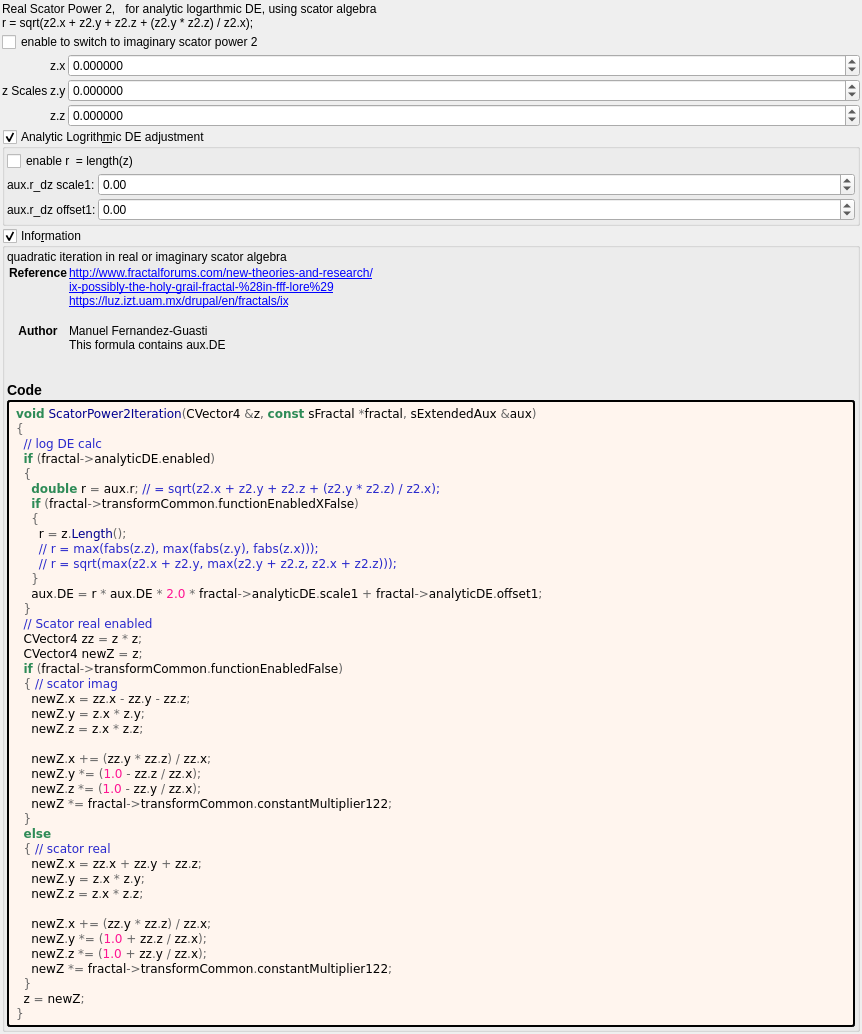
The window that mandelbulber2/formula/ui/scator_power2.ui (buddhi1980/mandelbulber2) describes before a commit, drawn with Qt 5.
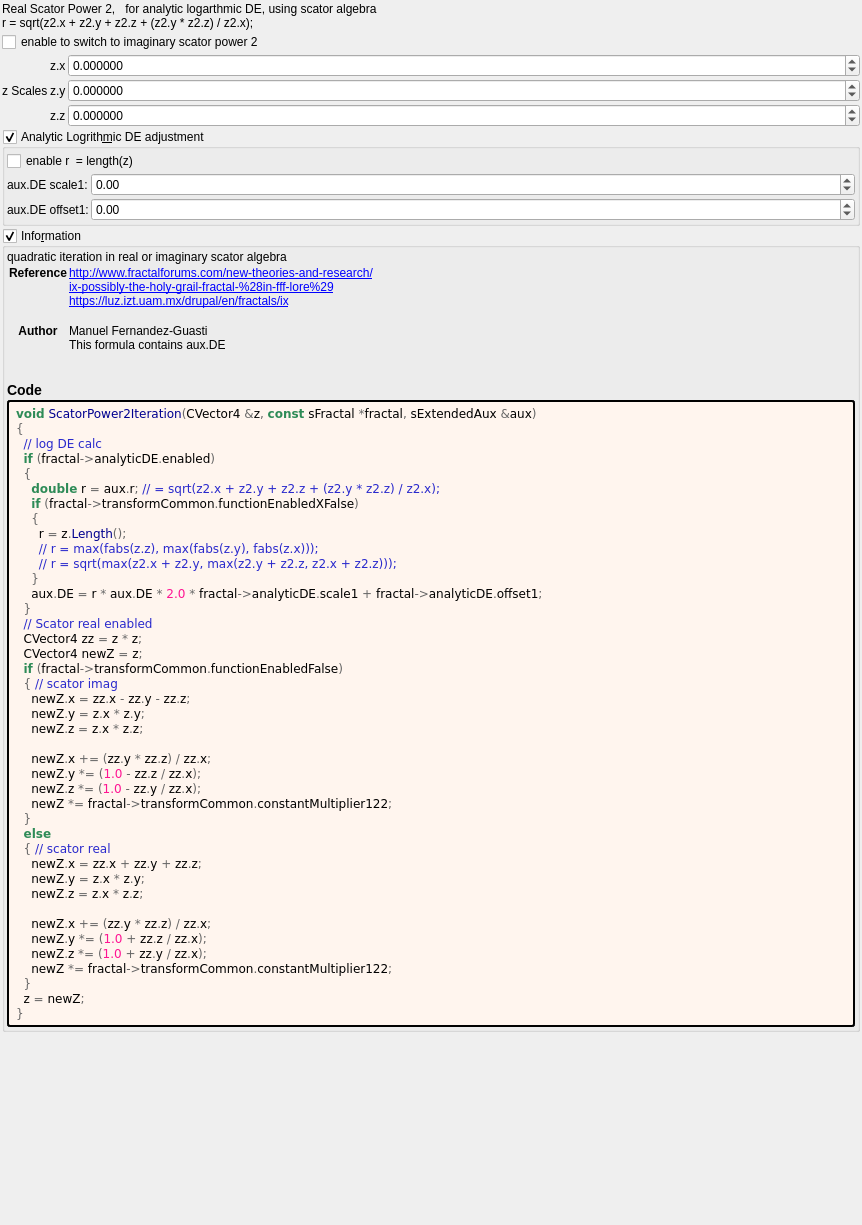
The same window after the commit. Custom widgets are drawn as their Qt base class.

```diff
--- a/mandelbulber2/formula/ui/scator_power2.ui
+++ b/mandelbulber2/formula/ui/scator_power2.ui
@@ -7,7 +7,7 @@
     <x>0</x>
     <y>0</y>
     <width>862</width>
-    <height>724</height>
+    <height>1225</height>
    </rect>
   </property>
   <property name="windowTitle">
@@ -205,7 +205,7 @@
         <item row="0" column="1">
          <widget class="QLabel" name="label_176">
           <property name="text">
-           <string>aux.r_dz scale1:</string>
+           <string>aux.DE scale1:</string>
           </property>
          </widget>
         </item>
@@ -240,7 +240,7 @@
         <item row="1" column="1">
          <widget class="QLabel" name="label_177">
           <property name="text">
-           <string>aux.r_dz offset1:</string>
+           <string>aux.DE offset1:</string>
           </property>
          </widget>
         </item>
```
Left out of the diff: 2 changed lines with no effect on the pictures.
